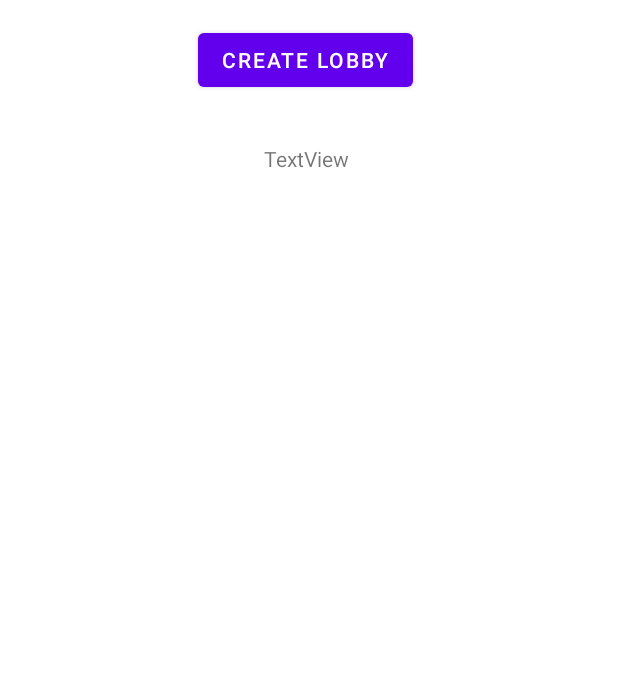
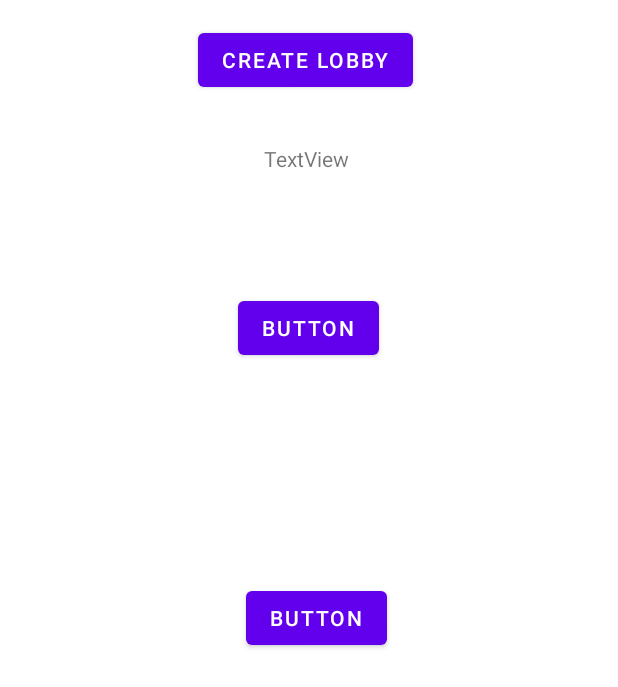
Before and after one commit to SE2-1-cluedo/cluedo, an Android app: the screen it shows after launch (DebugNetwork), on a phone screen of 412 x 824 dp. Shown: the top 687 px of the screen. Run offline under Robolectric (Android 15) with nearby library versions, the phone set to English and light mode, and no system bars; our stand-ins replace Firebase (no records; nobody signed in at launch, a user with empty details on screens opened directly).

```diff
--- a/app/src/main/java/at/moritzmusel/cluedo/DebugNetwork.java
+++ b/app/src/main/java/at/moritzmusel/cluedo/DebugNetwork.java
@@ -1,9 +1,9 @@
 package at.moritzmusel.cluedo;
 
+import static at.moritzmusel.cluedo.network.Network.getCurrentGameID;
+
 import android.os.Bundle;
-import android.util.Log;
 import android.widget.Button;
-import android.widget.TextView;
 
 import androidx.appcompat.app.AppCompatActivity;
 
@@ -11,18 +11,20 @@ import com.google.firebase.auth.FirebaseAuth;
 import com.google.firebase.auth.FirebaseUser;
 
 import java.util.ArrayList;
-import java.util.Arrays;
 import java.util.List;
 
+import at.moritzmusel.cluedo.entities.Character;
+import at.moritzmusel.cluedo.entities.Player;
 import at.moritzmusel.cluedo.network.Network;
-import at.moritzmusel.cluedo.network.data.QuestionCards;
 import at.moritzmusel.cluedo.network.pojo.Card;
+import at.moritzmusel.cluedo.network.pojo.GameState;
 import at.moritzmusel.cluedo.network.pojo.Killer;
-import at.moritzmusel.cluedo.network.pojo.Player;
 
 public class DebugNetwork extends AppCompatActivity {
 
     private static final String TAG_DEBUG = "DEBUG Activity ~";
+    private Network net;
+    public GameState gm;
 
     @Override
     protected void onCreate(Bundle savedInstanceState) {
@@ -35,25 +37,49 @@ public class DebugNetwork extends AppCompatActivity {
         //init cards
         List<Player> list = new ArrayList<>();
         //player
-        List<Card> card1 = new ArrayList<>();
-        card1.add(new Card(2));
-        card1.add(new Card(5));
-        card1.add(new Card(3));
-        card1.add(new Card(12));
-        list.add(new Player(card1));
+        ArrayList<Integer> card1 = new ArrayList<>();
+        ArrayList<Integer> card2 = new ArrayList<>();
+        card1.add(2);
+        card1.add(5);
+        card1.add(3);
+        card1.add(12);
+
+
+        card2.add(1);
+        card2.add(8);
+        card2.add(13);
+        card2.add(19);
+
         //killer
-        List<Card> killer = new ArrayList<>();
-        killer.add(new Card(1));
-        killer.add(new Card(7));
-        killer.add(new Card(16));
+        List<Card> killerCards = new ArrayList<>();
+        killerCards.add(new Card(1));
+        killerCards.add(new Card(7));
+        killerCards.add(new Card(16));
+        Killer killer = new Killer(killerCards);
 
         final Button btn = findViewById(R.id.create);
         btn.setOnClickListener(click -> {
             Network.setCtx(this);
             Network.createLobby(user);
-            Network.startGame(Network.getCurrentGameID(), list, new Killer(killer));
+            list.add(new Player(user.getUid(), Character.MISS_SCARLETT));
+            list.get(0).setPlayerOwnedCards(card1);
+           // list.add(new Player("shuekilogb3eht58sze2n19ht36z",card2));
+            //gm = new GameState(list,null,null,killer,null,this);
             //Network.leaveLobby(user, Network.getCurrentGameID());
         });
+
+        final Button btn3 = findViewById(R.id.test2);
+        btn3.setOnClickListener(click -> {
+            list.add(new Player("shuekilogb3eht58sze2n19ht36z",Character.REVEREND_GREEN));
+            list.get(1).setPlayerOwnedCards(card2);
+           Network.joinLobby("shuekilogb3eht58sze2n19ht36z",getCurrentGameID());
+        });
+
+        final Button btn2 = findViewById(R.id.test);
+        btn2.setOnClickListener(click -> {
+            Network.startGame(getCurrentGameID(),list,killer);
+        });
+
         /*
         TextView view = findViewById(R.id.debug);
         new Thread(new Runnable() {
--- a/app/src/main/res/layout/activity_debug_network.xml
+++ b/app/src/main/res/layout/activity_debug_network.xml
@@ -26,4 +26,29 @@
         android:text="@string/debug"
         app:layout_constraintStart_toStartOf="parent"
         app:layout_constraintTop_toBottomOf="@+id/create" />
+
+    <Button
+        android:id="@+id/test"
+        android:layout_width="wrap_content"
+        android:layout_height="wrap_content"
+        android:text="Button"
+        app:layout_constraintBottom_toBottomOf="parent"
+        app:layout_constraintEnd_toEndOf="parent"
+        app:layout_constraintHorizontal_bias="0.498"
+        app:layout_constraintStart_toStartOf="parent"
+        app:layout_constraintTop_toTopOf="parent"
+        app:layout_constraintVertical_bias="0.251" />
+
+    <Button
+        android:id="@+id/test2"
+        android:layout_width="wrap_content"
+        android:layout_height="wrap_content"
+        android:layout_marginStart="163dp"
+        android:layout_marginEnd="154dp"
+        android:text="Button"
+        app:layout_constraintBottom_toBottomOf="parent"
+        app:layout_constraintEnd_toEndOf="parent"
+        app:layout_constraintStart_toStartOf="parent"
+        app:layout_constraintTop_toTopOf="parent" />
+
 </androidx.constraintlayout.widget.ConstraintLayout>
```
Also changed, not shown: app/src/main/java/at/moritzmusel/cluedo/MainActivity.java (+0 -16 lines), app/src/main/java/at/moritzmusel/cluedo/entities/Character.java (added, +30 -0 lines), app/src/main/java/at/moritzmusel/cluedo/entities/Player.java (added, +99 -0 lines), app/src/main/java/at/moritzmusel/cluedo/network/Network.java (+97 -54 lines), app/src/main/java/at/moritzmusel/cluedo/network/pojo/GameState.java (+101 -14 lines), app/src/main/java/at/moritzmusel/cluedo/network/pojo/Player.java (deleted, +0 -91 lines).
